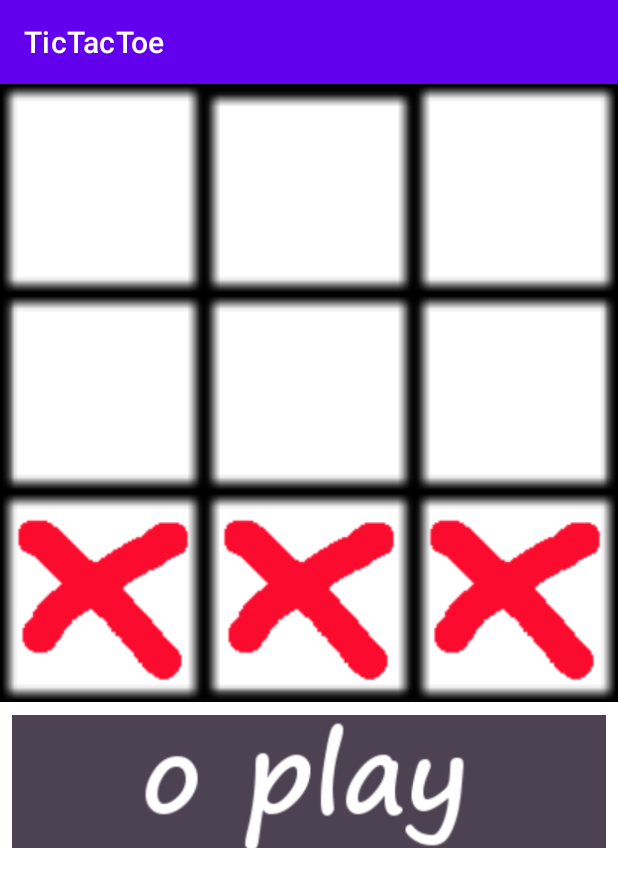
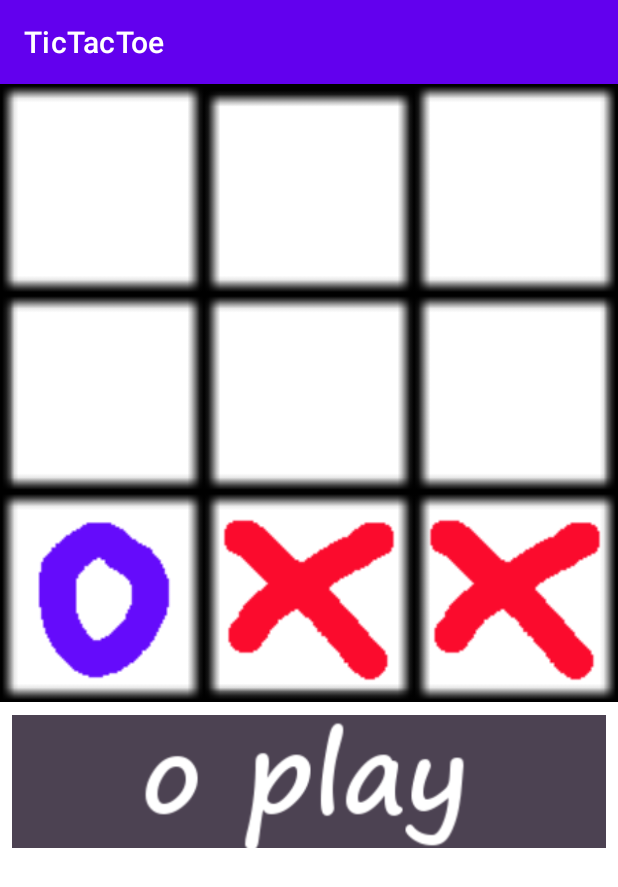
Before and after one commit to thcr1/TicTacToe_tal_and_eden, an Android app: the screen it shows after launch (MainActivity), after a tap on an icon or button, on a phone screen of 412 x 824 dp. Shown: the top 887 px of the screen. Run offline under Robolectric (Android 15) with nearby library versions, the phone set to English and light mode, and no system bars; 2 other taps on this screen came first.

Commit message:
add turns

```diff
--- a/app/src/main/java/com/example/tictactoe/MainActivity.java
+++ b/app/src/main/java/com/example/tictactoe/MainActivity.java
@@ -7,9 +7,11 @@ import android.util.Log;
 import android.view.View;
 import android.widget.ImageButton;
 import android.widget.ImageView;
+import android.widget.TextView;
 
 public class MainActivity extends AppCompatActivity {
 
+    boolean XTurn = true;
     @Override
     protected void onCreate(Bundle savedInstanceState) {
         super.onCreate(savedInstanceState);
@@ -29,8 +31,21 @@ public class MainActivity extends AppCompatActivity {
         btn.setOnClickListener(new View.OnClickListener() {
             @Override
             public void onClick(View v) {
+                ImageView playerTurn = (ImageView) findViewById(R.id.tiktaktoe_text);
                 System.out.println("pressed button: " + cellInx);
-                btn.setImageResource(R.drawable.x);
+                if(true) {
+                    if (XTurn) {
+                        btn.setImageResource(R.drawable.x);
+                        playerTurn.setImageResource(R.drawable.oplay);
+                    } else {
+                        btn.setImageResource(R.drawable.o);
+                        playerTurn.setImageResource(R.drawable.xplay);
+                    }
+                }
+                XTurn = !XTurn;
+
+
+
                 // Do whatever you want(str can be used here)
 
             }
--- a/app/src/main/res/layout/activity_main.xml
+++ b/app/src/main/res/layout/activity_main.xml
@@ -126,6 +126,6 @@
         app:layout_constraintEnd_toEndOf="parent"
         app:layout_constraintStart_toStartOf="parent"
         app:layout_constraintTop_toBottomOf="@+id/tiktaktoe_btn8"
-        app:srcCompat="@drawable/oplay" />
+        app:srcCompat="@drawable/xplay" />
 
 </androidx.constraintlayout.widget.ConstraintLayout>
```
